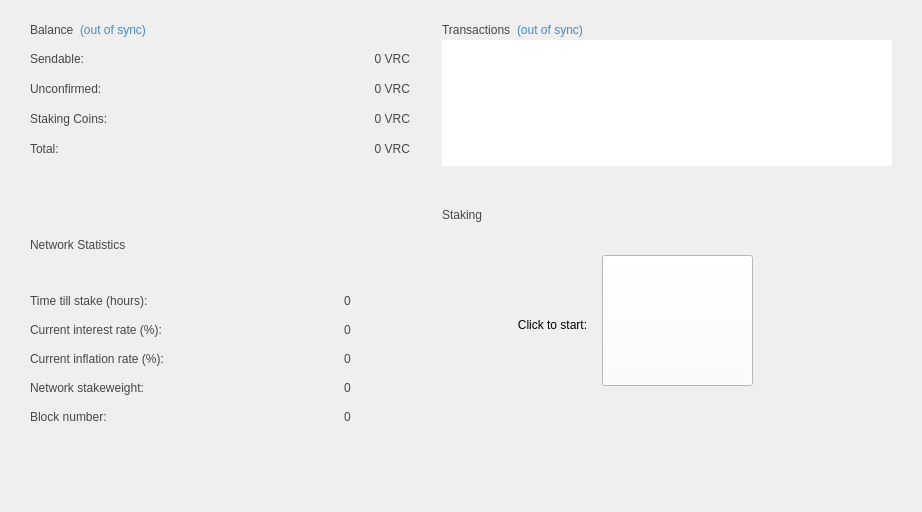
Above: src/qt/forms/overviewpage.ui from VeriConomy/vericoin before the change. Below: the same form after it.
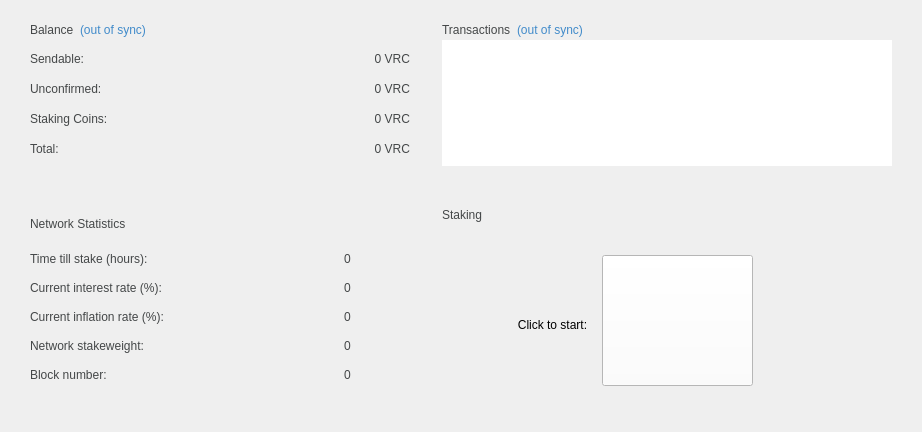
That is the form after the change. Icons and pictures are not drawn.

Diff of the .ui file:
```diff
--- a/src/qt/forms/overviewpage.ui
+++ b/src/qt/forms/overviewpage.ui
@@ -7,7 +7,7 @@
     <x>0</x>
     <y>0</y>
     <width>922</width>
-    <height>512</height>
+    <height>432</height>
    </rect>
   </property>
   <property name="windowTitle">
```
